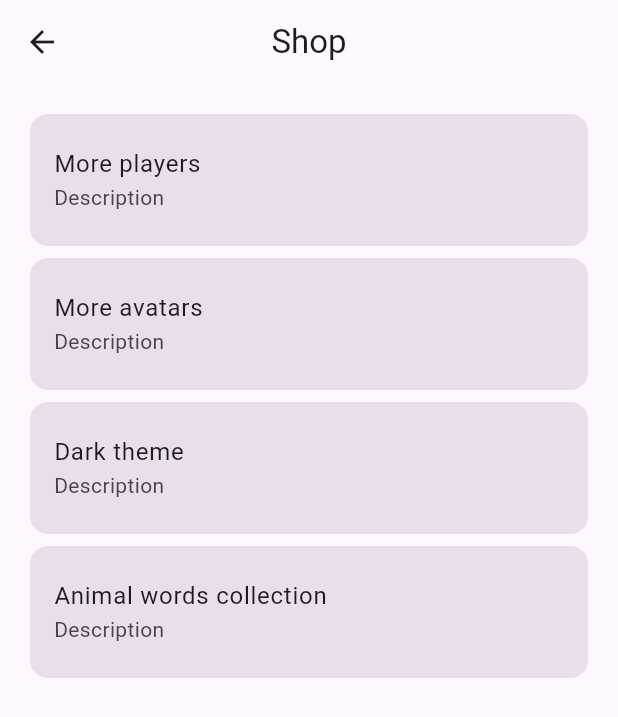
After one commit to EnhanceTeam/Hunt-The-Mafia-DEPD, a Flutter app: the ShopPage screen opened by its route, on a phone screen of 412 x 824 dp. The commit adds this screen. Shown: the top 717 px of the screen. Run offline on Flutter 3.47's test engine with Material 2 defaults, Android fonts, the light colour scheme and no system bars; drawn by our look-alikes of dynamic_color.

Commit message:
Add shop page

```diff
--- a/hunt_the_mafia/lib/main.dart
+++ b/hunt_the_mafia/lib/main.dart
@@ -23,6 +23,7 @@ class MyApp extends StatelessWidget {
         initialRoute: MainMenuPage.routeName,
         routes: {
           MainMenuPage.routeName: (context) => const MainMenuPage(),
+          ShopPage.routeName: (context) => const ShopPage(),
         },
       );
     });
--- /dev/null
+++ b/hunt_the_mafia/lib/views/pages/page_shop.dart
@@ -0,0 +1,48 @@
+part of 'pages.dart';
+
+class ShopPage extends StatefulWidget {
+  const ShopPage({super.key});
+
+  static const routeName = '/shop';
+
+  @override
+  State<ShopPage> createState() => _ShopPageState();
+}
+
+class _ShopPageState extends State<ShopPage> {
+  @override
+  Widget build(BuildContext context) {
+    return Scaffold(
+      appBar: AppBar(
+        title: const Text('Shop'),
+        centerTitle: true,
+      ),
+      body: SafeArea(
+        child: SingleChildScrollView(
+          padding: const EdgeInsets.all(Space.medium),
+          child: Column(
+            crossAxisAlignment: CrossAxisAlignment.start,
+            children: const [
+              ShopItemCard(
+                title: 'More players',
+                description: 'Description',
+              ),
+              ShopItemCard(
+                title: 'More avatars',
+                description: 'Description',
+              ),
+              ShopItemCard(
+                title: 'Dark theme',
+                description: 'Description',
+              ),
+              ShopItemCard(
+                title: 'Animal words collection',
+                description: 'Description',
+              ),
+            ],
+          ),
+        ),
+      ),
+    );
+  }
+}
--- a/hunt_the_mafia/lib/views/pages/pages.dart
+++ b/hunt_the_mafia/lib/views/pages/pages.dart
@@ -1,3 +1,7 @@
 import 'package:flutter/material.dart';
+import 'package:hunt_the_mafia/views/widgets/widgets.dart';
+
+import '../../theme/space.dart';
 
 part 'page_mainmenu.dart';
+part 'page_shop.dart';
--- /dev/null
+++ b/hunt_the_mafia/lib/views/widgets/shop_item_card.dart
@@ -0,0 +1,31 @@
+part of 'widgets.dart';
+
+class ShopItemCard extends StatelessWidget {
+  const ShopItemCard({
+    super.key,
+    this.title,
+    this.description,
+  });
+
+  final String? title;
+  final String? description;
+
+  @override
+  Widget build(BuildContext context) {
+    return FilledCard(
+      child: ListTile(
+        contentPadding: const EdgeInsets.symmetric(
+          horizontal: Space.medium,
+          vertical: Space.small,
+        ),
+        title: title == null ? null : Text(title!),
+        subtitle: Column(
+          crossAxisAlignment: CrossAxisAlignment.start,
+          children: [
+            if (description != null) Text(description!),
+          ],
+        ),
+      ),
+    );
+  }
+}
--- a/hunt_the_mafia/lib/views/widgets/widgets.dart
+++ b/hunt_the_mafia/lib/views/widgets/widgets.dart
@@ -8,3 +8,5 @@ part 'components/card.dart';
 part 'components/dialog.dart';
 part 'components/spacer.dart';
 part 'components/text_field.dart';
+
+part 'shop_item_card.dart';
```
